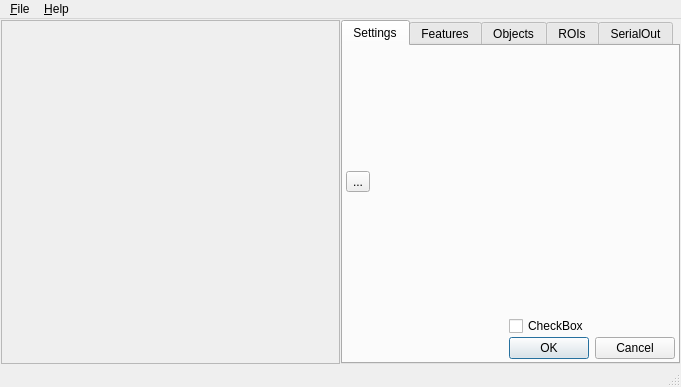
Above: ui/mainUi.ui from wonkoderverstaendige/Spotter before the change. Below: the same form after it.
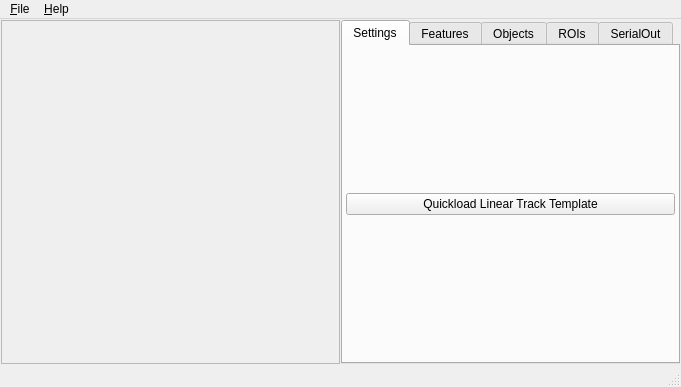
That is the form after the change. The open tabs and pages were chosen to show the change. Icons and pictures are not drawn.

Commit message: Crude Object templates.

Diff of the .ui file:
```diff
--- a/ui/mainUi.ui
+++ b/ui/mainUi.ui
@@ -94,52 +94,16 @@
           <property name="spacing">
            <number>1</number>
           </property>
-          <item row="2" column="1">
-           <widget class="QDialogButtonBox" name="buttonBox">
-            <property name="standardButtons">
-             <set>QDialogButtonBox::Cancel|QDialogButtonBox::Ok</set>
-            </property>
-           </widget>
-          </item>
-          <item row="1" column="0">
-           <spacer name="horizontalSpacer_2">
-            <property name="orientation">
-             <enum>Qt::Horizontal</enum>
-            </property>
-            <property name="sizeHint" stdset="0">
-             <size>
-              <width>40</width>
-              <height>20</height>
-             </size>
-            </property>
-           </spacer>
-          </item>
-          <item row="1" column="1">
-           <widget class="QCheckBox" name="checkBox">
-            <property name="text">
-             <string>CheckBox</string>
-            </property>
-           </widget>
-          </item>
-          <item row="0" column="1">
-           <spacer name="verticalSpacer_2">
-            <property name="orientation">
-             <enum>Qt::Vertical</enum>
-            </property>
-            <property name="sizeHint" stdset="0">
-             <size>
-              <width>20</width>
-              <height>40</height>
-             </size>
-            </property>
-           </spacer>
-          </item>
           <item row="0" column="0">
-           <widget class="QToolButton" name="toolButton">
-            <property name="text">
-             <string>...</string>
-            </property>
-           </widget>
+           <layout class="QGridLayout" name="gridLayout">
+            <item row="0" column="0">
+             <widget class="QPushButton" name="btn_LTexample_template">
+              <property name="text">
+               <string>Quickload Linear Track Template</string>
+              </property>
+             </widget>
+            </item>
+           </layout>
           </item>
          </layout>
         </widget>
```
Left out of the diff: 20 changed lines with no effect on the pictures. The commit also changes 14 other files.
